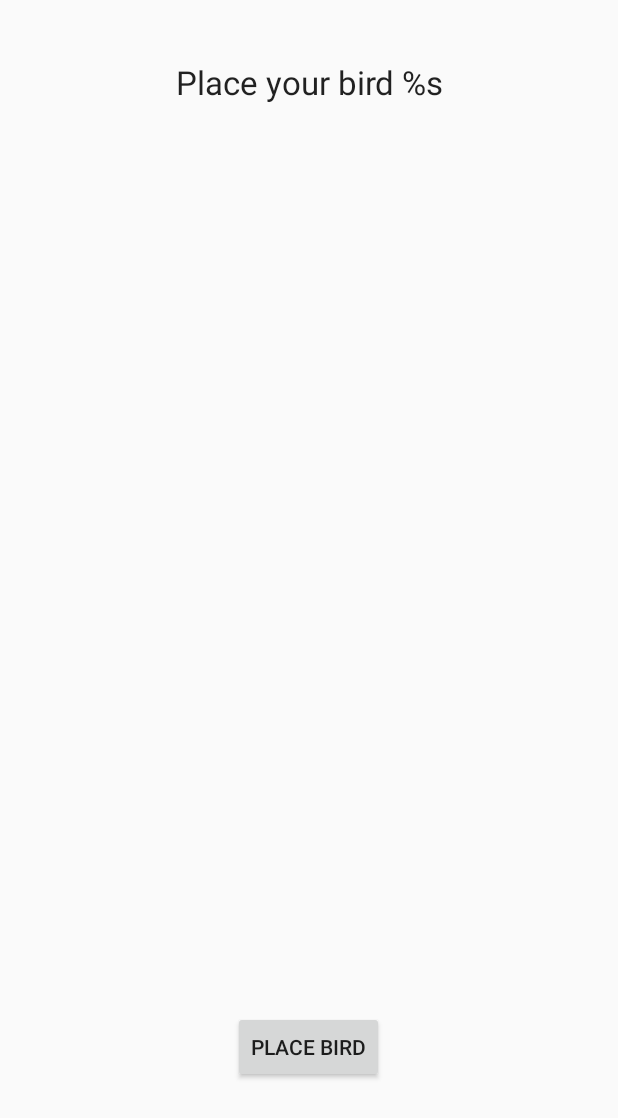
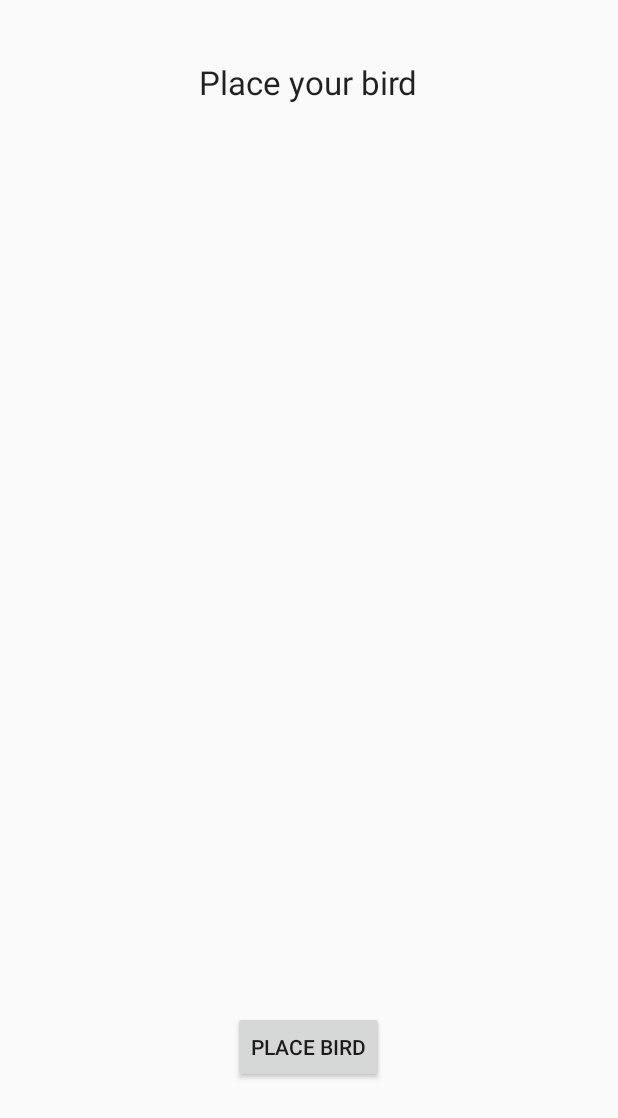
Before and after one commit to ettemaet/TeamOwl-Project2, an Android app: the layout activity_game.xml on its own in the app's theme, with its tools: preview values and no code run, on a phone screen of 412 x 824 dp. Shown: the top 1118 px of the screen. Run offline under Robolectric (Android 15) with nearby library versions, the phone set to English and light mode, and no system bars.

Commit message:
Changed the SetText for GameActivity

```diff
--- a/app/src/main/java/edu/msu/stanospa/teamowl_project2/GameActivity.java
+++ b/app/src/main/java/edu/msu/stanospa/teamowl_project2/GameActivity.java
@@ -34,8 +34,8 @@ public class GameActivity extends ActionBarActivity {
         }
 
         TextView tv = (TextView)findViewById(R.id.placementText);
-        tv.setText(String.format(getString(R.string.bird_placement_info),
-                gameView.getGame().getCurrentPlayerName()));
+        tv.setText(R.string.bird_placement_info +
+                gameView.getGame().getCurrentPlayerName());
 
         gameView.reloadBirds();
     }
--- a/app/src/main/res/values/strings.xml
+++ b/app/src/main/res/values/strings.xml
@@ -9,7 +9,7 @@
     <string name="player_2_name">Player 2 Name:</string>-->
     <string name="game_title">The Flocking Game</string>
     <string name="confirm_selection">Confirm Selection</string>
-    <string name="bird_placement_info">Place your bird %s</string>
+    <string name="bird_placement_info">Place your bird</string>
     <string name="parrot_accessibility">Parrot</string>
     <string name="title_activity_final_score">Final Score</string>
     <string name="player_wins">%s Wins!</string>
```
